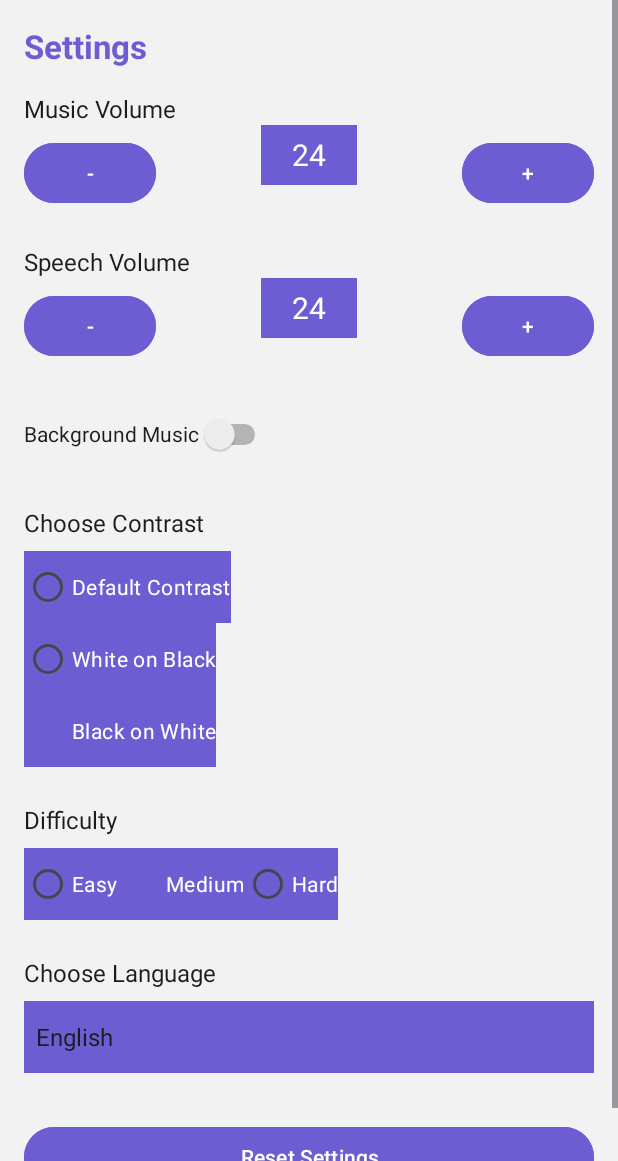
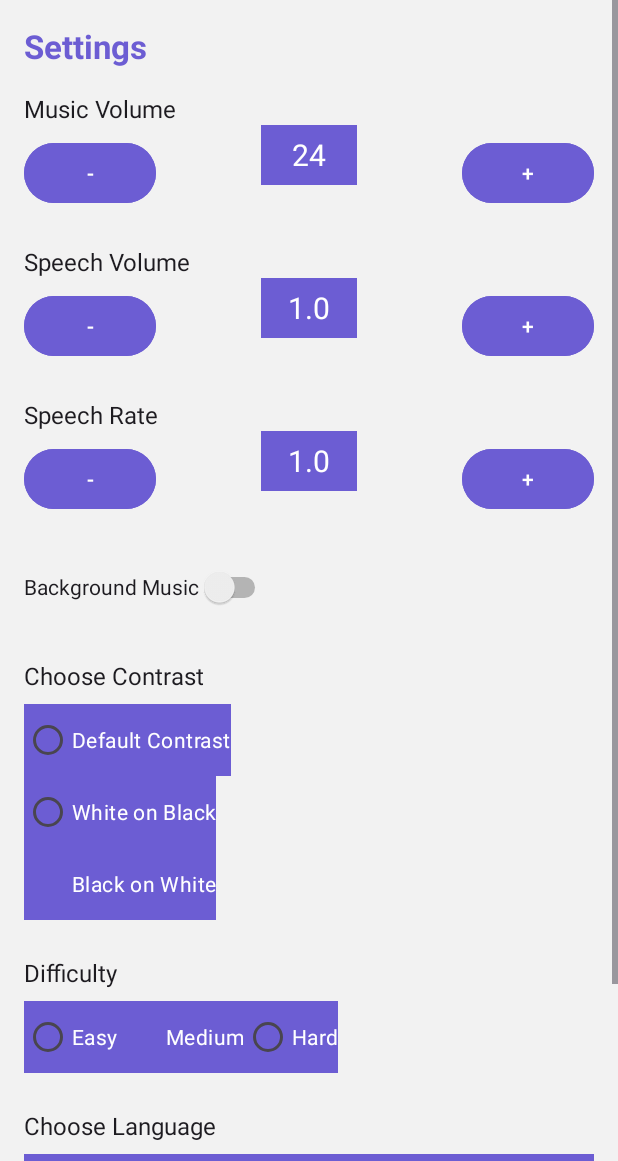
Before and after one commit to shadil-rayyan/Math-Mantra, an Android app: the screen it shows after launch (MainActivity), after a tap on "Settings", on a phone screen of 412 x 824 dp, the part 75-1236 px from its top. Run offline under Robolectric (Android 15) with nearby library versions, the phone set to English and light mode, and no system bars.

Commit message:
feat(tts rate & speed):implmented tts speed and tts rate in setting fragement also tts utility

```diff
--- a/app/src/main/java/com/zendalona/mathsmathra/ui/SettingFragment.kt
+++ b/app/src/main/java/com/zendalona/mathsmathra/ui/SettingFragment.kt
@@ -42,6 +42,8 @@ class SettingFragment : Fragment() {
 
         setupLanguageSpinner()
         setupContrastRadioButtons()
+        setupSpeechVolumeControls()
+        setupSpeechRateControls()
     }
 
     private fun setupLanguageSpinner() {
@@ -110,8 +112,44 @@ class SettingFragment : Fragment() {
         }
     }
 
+    private fun setupSpeechVolumeControls() {
+        val currentVolume = prefs.getFloat("tts_volume", 1.0f)
+        val currentSpeed = prefs.getFloat("tts_speed", 1.0f)
 
+        // Set UI text values
+        binding.speechVolumeValue.text = String.format("%.1f", currentVolume)
 
+        binding.speechVolumeDecrease.setOnClickListener {
+            val newVolume = (prefs.getFloat("tts_volume", 1.0f) - 0.1f).coerceAtLeast(0.1f)
+            prefs.edit().putFloat("tts_volume", newVolume).apply()
+            binding.speechVolumeValue.text = String.format("%.1f", newVolume)
+        }
+
+        binding.speechVolumeIncrease.setOnClickListener {
+            val newVolume = (prefs.getFloat("tts_volume", 1.0f) + 0.1f).coerceAtMost(1.0f)
+            prefs.edit().putFloat("tts_volume", newVolume).apply()
+            binding.speechVolumeValue.text = String.format("%.1f", newVolume)
+        }
+    }
+
+    private fun setupSpeechRateControls() {
+        val currentSpeed = prefs.getFloat("tts_speed", 1.0f)
+
+        // Initialize UI text with current speed
+        binding.speechRateValue.text = String.format("%.1f", currentSpeed)
+
+        binding.speechRateDecrease.setOnClickListener {
+            val newSpeed = (prefs.getFloat("tts_speed", 1.0f) - 0.1f).coerceAtLeast(0.1f)
+            prefs.edit().putFloat("tts_speed", newSpeed).apply()
+            binding.speechRateValue.text = String.format("%.1f", newSpeed)
+        }
+
+        binding.speechRateIncrease.setOnClickListener {
+            val newSpeed = (prefs.getFloat("tts_speed", 1.0f) + 0.1f).coerceAtMost(2.0f)  // 2.0f max speed
+            prefs.edit().putFloat("tts_speed", newSpeed).apply()
+            binding.speechRateValue.text = String.format("%.1f", newSpeed)
+        }
+    }
     override fun onDestroyView() {
         super.onDestroyView()
         _binding = null
--- a/app/src/main/res/layout/fragment_settings.xml
+++ b/app/src/main/res/layout/fragment_settings.xml
@@ -21,9 +21,6 @@
             android:textSize="22sp"
             android:textStyle="bold"
             android:textColor="?attr/colorPrimary"
-            android:importantForAccessibility="yes"
-            android:focusable="true"
-            android:focusableInTouchMode="true"
             app:layout_constraintTop_toTopOf="parent"
             app:layout_constraintStart_toStartOf="parent"
             app:layout_constraintEnd_toEndOf="parent"/>
@@ -41,46 +38,47 @@
             app:layout_constraintStart_toStartOf="parent"
             android:layout_marginTop="16dp"/>
 
-        <!-- Music Volume Controls -->
+        <!-- Music Volume Decrease -->
         <Button
             android:id="@+id/music_volume_decrease"
             android:layout_width="wrap_content"
             android:layout_height="wrap_content"
             android:text="-"
+            android:contentDescription="@string/music_volume_decrease_desc"
             android:textColor="?attr/colorOnPrimary"
             android:backgroundTint="?attr/colorPrimary"
-            android:contentDescription="@string/music_volume_decrease_desc"
             app:layout_constraintTop_toBottomOf="@id/music_volume_label"
             app:layout_constraintStart_toStartOf="parent"
             android:layout_marginTop="8dp"/>
 
+        <!-- Music Volume Value -->
         <TextView
             android:id="@+id/music_volume_value"
             android:layout_width="64dp"
             android:layout_height="40dp"
+            android:text="24"
+            android:gravity="center"
+            android:textSize="20sp"
+            android:textColor="?attr/colorOnPrimary"
             android:background="?attr/colorPrimary"
-            android:text="24"
-            android:textColor="?attr/colorOnPrimary"
-            android:textSize="20sp"
-            android:gravity="center"
-            android:importantForAccessibility="yes"
+            android:contentDescription="@string/music_volume_value_desc"
             android:focusable="true"
             android:focusableInTouchMode="true"
-            android:contentDescription="@string/music_volume_value_desc"
             app:layout_constraintTop_toBottomOf="@id/music_volume_label"
             app:layout_constraintStart_toEndOf="@id/music_volume_decrease"
             app:layout_constraintEnd_toStartOf="@id/music_volume_increase"
             android:layout_marginStart="12dp"
             android:layout_marginEnd="12dp"/>
 
+        <!-- Music Volume Increase -->
         <Button
             android:id="@+id/music_volume_increase"
             android:layout_width="wrap_content"
             android:layout_height="wrap_content"
             android:text="+"
+            android:contentDescription="@string/music_volume_increase_desc"
             android:textColor="?attr/colorOnPrimary"
             android:backgroundTint="?attr/colorPrimary"
-            android:contentDescription="@string/music_volume_increase_desc"
             app:layout_constraintTop_toBottomOf="@id/music_volume_label"
             app:layout_constraintEnd_toEndOf="parent"
             android:layout_marginTop="8dp"/>
@@ -98,51 +96,113 @@
             app:layout_constraintStart_toStartOf="parent"
             android:layout_marginTop="24dp"/>
 
-        <!-- Speech Volume Controls -->
+        <!-- Speech Volume Decrease -->
         <Button
             android:id="@+id/speech_volume_decrease"
             android:layout_width="wrap_content"
             android:layout_height="wrap_content"
             android:text="-"
+            android:contentDescription="@string/speech_volume_decrease_desc"
             android:textColor="?attr/colorOnPrimary"
             android:backgroundTint="?attr/colorPrimary"
-            android:contentDescription="@string/speech_volume_decrease_desc"
             app:layout_constraintTop_toBottomOf="@id/speech_volume_label"
             app:layout_constraintStart_toStartOf="parent"
             android:layout_marginTop="8dp"/>
 
+        <!-- Speech Volume Value -->
         <TextView
             android:id="@+id/speech_volume_value"
             android:layout_width="64dp"
             android:layout_height="40dp"
+            android:text="24"
+            android:gravity="center"
+            android:textSize="20sp"
+            android:textColor="?attr/colorOnPrimary"
             android:background="?attr/colorPrimary"
-            android:text="24"
-            android:textColor="?attr/colorOnPrimary"
-            android:textSize="20sp"
-            android:gravity="center"
-            android:importantForAccessibility="yes"
+            android:contentDescription="@string/speech_volume_value_desc"
             android:focusable="true"
             android:focusableInTouchMode="true"
-            android:contentDescription="@string/speech_volume_value_desc"
             app:layout_constraintTop_toBottomOf="@id/speech_volume_label"
             app:layout_constraintStart_toEndOf="@id/speech_volume_decrease"
             app:layout_constraintEnd_toStartOf="@id/speech_volume_increase"
             android:layout_marginStart="12dp"
             android:layout_marginEnd="12dp"/>
 
+        <!-- Speech Volume Increase -->
         <Button
             android:id="@+id/speech_volume_increase"
             android:layout_width="wrap_content"
             android:layout_height="wrap_content"
             android:text="+"
+            android:contentDescription="@string/speech_volume_increase_desc"
             android:textColor="?attr/colorOnPrimary"
             android:backgroundTint="?attr/colorPrimary"
-            android:contentDescription="@string/speech_volume_increase_desc"
             app:layout_constraintTop_toBottomOf="@id/speech_volume_label"
             app:layout_constraintEnd_toEndOf="parent"
             android:layout_marginTop="8dp"/>
 
-        <!-- Background Music Toggle -->
+        <!-- Speech Rate Label -->
+        <TextView
+            android:id="@+id/speech_rate_label"
+            android:layout_width="wrap_content"
+            android:layout_height="wrap_content"
+            android:text="@string/speech_rate_label"
+            android:textColor="?attr/colorOnSurface"
+            android:textSize="16sp"
+            android:labelFor="@id/speech_rate_value"
+            app:layout_constraintTop_toBottomOf="@id/speech_volume_increase"
+            app:layout_constraintStart_toStartOf="parent"
+            android:layout_marginTop="24dp"/>
+
+        <!-- Speech Rate Decrease -->
+        <Button
+            android:id="@+id/speech_rate_decrease"
+            android:layout_width="wrap_content"
+            android:layout_height="wrap_content"
+            android:text="-"
+            android:contentDescription="@string/speech_rate_decrease_desc"
+            android:textColor="?attr/colorOnPrimary"
+            android:backgroundTint="?attr/colorPrimary"
+            app:layout_constraintTop_toBottomOf="@id/speech_rate_label"
+            app:layout_constraintStart_toStartOf="parent"
+            android:layout_marginTop="8dp"/>
+
+        <!-- Speech Rate Value -->
+        <TextView
+            android:id="@+id/speech_rate_value"
+            android:layout_width="64dp"
+            android:layout_height="40dp"
+            android:text="24"
+            android:gravity="center"
+            android:textSize="20sp"
+            android:textColor="?attr/colorOnPrimary"
+            android:background="?attr/colorPrimary"
+            android:contentDescription="@string/speech_rate_value_desc"
+            android:focusable="true"
+            android:focusableInTouchMode="true"
+            app:layout_constraintTop_toBottomOf="@id/speech_rate_label"
+            app:layout_constraintStart_toEndOf="@id/speech_rate_decrease"
+            app:layout_constraintEnd_toStartOf="@id/speech_rate_increase"
+            android:layout_marginStart="12dp"
+            android:layout_marginEnd="12dp"/>
+
+        <!-- Speech Rate Increase -->
+        <Button
+            android:id="@+id/speech_rate_increase"
+            android:layout_width="wrap_content"
+            android:layout_height="wrap_content"
+            android:text="+"
+            android:contentDescription="@string/speech_rate_increase_desc"
+            android:textColor="?attr/colorOnPrimary"
+            android:backgroundTint="?attr/colorPrimary"
+            app:layout_constraintTop_toBottomOf="@id/speech_rate_label"
+            app:layout_constraintEnd_toEndOf="parent"
+            android:layout_marginTop="8dp"/>
+
+
+
+
+    <!-- Background Music Toggle -->
         <Switch
             android:id="@+id/background_music_toggle"
             android:layout_width="wrap_content"
@@ -150,7 +210,7 @@
             android:text="@string/background_music_toggle_label"
             android:textColor="?attr/colorOnSurface"
             android:contentDescription="@string/background_music_toggle_desc"
-            app:layout_constraintTop_toBottomOf="@id/speech_volume_increase"
+            app:layout_constraintTop_toBottomOf="@id/speech_rate_increase"
             app:layout_constraintStart_toStartOf="parent"
             android:layout_marginTop="24dp"
             android:minHeight="48dp"/>
--- a/app/src/main/res/values/strings.xml
+++ b/app/src/main/res/values/strings.xml
@@ -33,13 +33,14 @@
     <string name="speech_volume_increase_desc">Increase speech volume</string>
     <string name="speech_volume_value_desc">Current speech volume level</string>
 
+    <string name="speech_rate_label">Speech Rate</string>
+    <string name="speech_rate_decrease_desc">Decrease speech volume</string>
+    <string name="speech_rate_increase_desc">Increase speech volume</string>
+    <string name="speech_rate_value_desc">Current speech volume level</string>
+
     <string name="background_music_toggle_label">Background Music</string>
     <string name="background_music_toggle_desc">Toggle background music on or off</string>
 
-    <string name="font_size_label">Font Size</string>
-    <string name="font_size_decrease_desc">Decrease font size</string>
-    <string name="font_size_increase_desc">Increase font size</string>
-    <string name="font_size_value_desc">Current font size</string>
 
     <string name="choose_contrast">Choose Contrast</string>
     <string name="choose_contrast_desc">Select the screen contrast option</string>
```
Also changed, not shown: app/src/main/java/com/zendalona/mathsmathra/utility/TTSUtility.java (+37 -5 lines), 1 other file.
